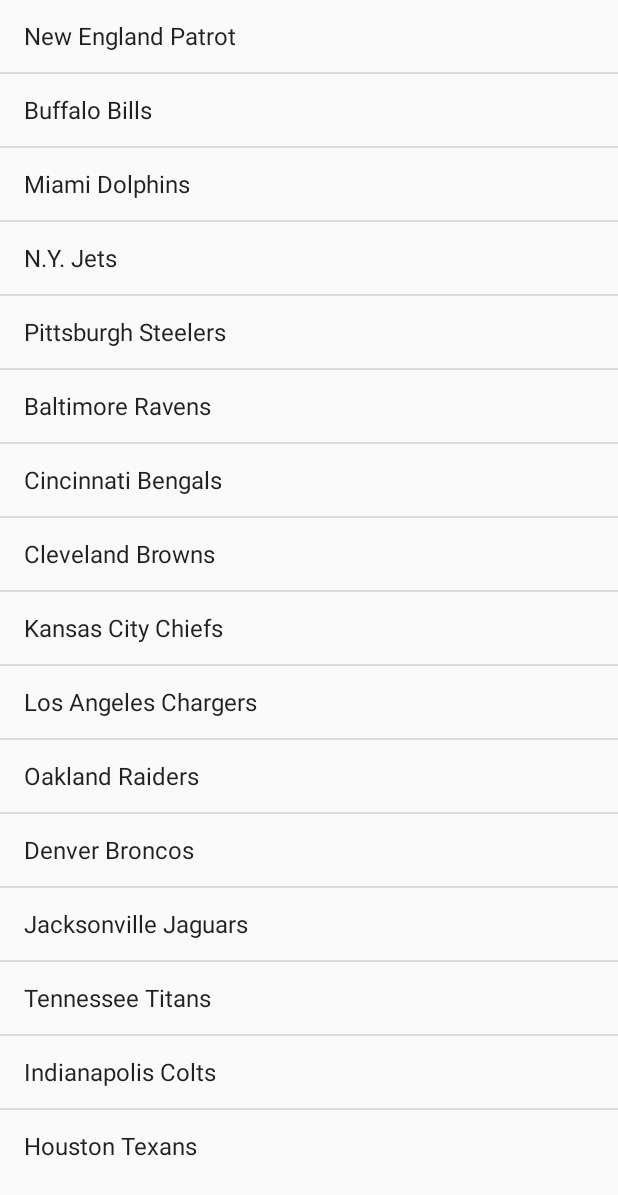
After one commit to RallStack/US_Football, an Android app: the EquipeActivity screen opened directly, with no data from a screen before it, on a phone screen of 412 x 824 dp. The commit adds this screen. Shown: the top 1195 px of the screen. Run offline under Robolectric (Android 15) with nearby library versions, the phone set to English and light mode, and no system bars.

Commit message:
Modification de MainActivity + création page Equipe

```diff
--- a/app/src/main/AndroidManifest.xml
+++ b/app/src/main/AndroidManifest.xml
@@ -22,6 +22,10 @@
 
         <activity android:name=".JoueurActivity" />
 
+        <activity android:name=".EquipeActivity" />
+
+        <activity android:name=".StrategieActivity" />
+
     </application>
 
 </manifest>
--- /dev/null
+++ b/app/src/main/java/net/cs2i/us_football/EquipeActivity.java
@@ -0,0 +1,32 @@
+package net.cs2i.us_football;
+
+import android.app.Activity;
+import android.os.Bundle;
+import android.widget.ArrayAdapter;
+import android.widget.ListView;
+
+/**
+ * Created by thomas on 19/02/2018.
+ */
+
+public class EquipeActivity extends Activity {
+
+    ListView teamListView;
+    private String[] nomEquipe = new String[]{
+            "New England Patrot", "Buffalo Bills", "Miami Dolphins", "N.Y. Jets",
+            "Pittsburgh Steelers", "Baltimore Ravens", "Cincinnati Bengals", "Cleveland Browns",
+            "Kansas City Chiefs", "Los Angeles Chargers", "Oakland Raiders", "Denver Broncos",
+            "Jacksonville Jaguars", "Tennessee Titans", "Indianapolis Colts", "Houston Texans"
+    };
+
+    @Override
+    public void onCreate(Bundle savedInstanceState){
+        super.onCreate(savedInstanceState);
+        setContentView(R.layout.activity_equipes);
+
+        teamListView = (ListView) findViewById(R.id.team_list_view);
+
+        final ArrayAdapter<String> adapter = new ArrayAdapter<String>(EquipeActivity.this, android.R.layout.simple_list_item_1, nomEquipe);
+        teamListView.setAdapter(adapter);
+    }
+}
--- /dev/null
+++ b/app/src/main/res/layout/activity_equipes.xml
@@ -0,0 +1,14 @@
+<?xml version="1.0" encoding="utf-8"?>
+<android.support.constraint.ConstraintLayout
+    xmlns:android="http://schemas.android.com/apk/res/android"
+    xmlns:tools="http://schemas.android.com/tools"
+    android:layout_width="match_parent"
+    android:layout_height="match_parent">
+
+    <RelativeLayout xmlns:android="http://schemas.android.com/apk/res/android" android:layout_width="match_parent" android:layout_height="match_parent">
+
+        <ListView android:id="@+id/team_list_view" android:layout_width="wrap_content" android:layout_height="wrap_content" />
+
+    </RelativeLayout>
+
+</android.support.constraint.ConstraintLayout>
```
Also changed, not shown: app/src/main/java/net/cs2i/us_football/MainActivity.java (+51 -5 lines).
